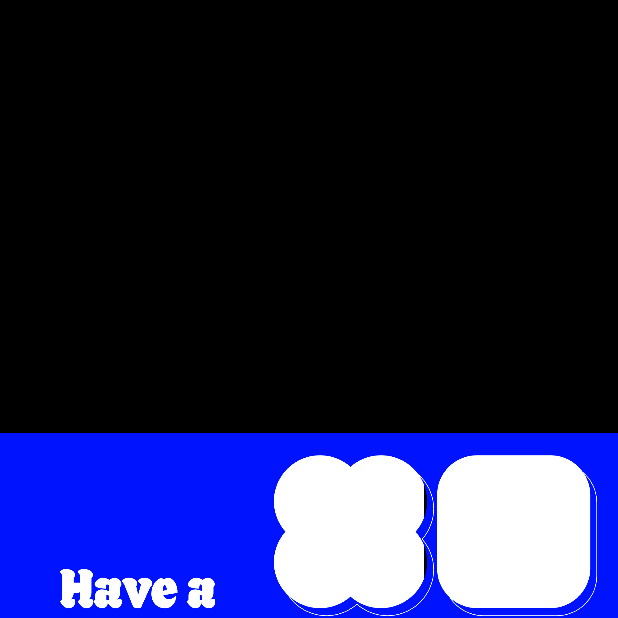
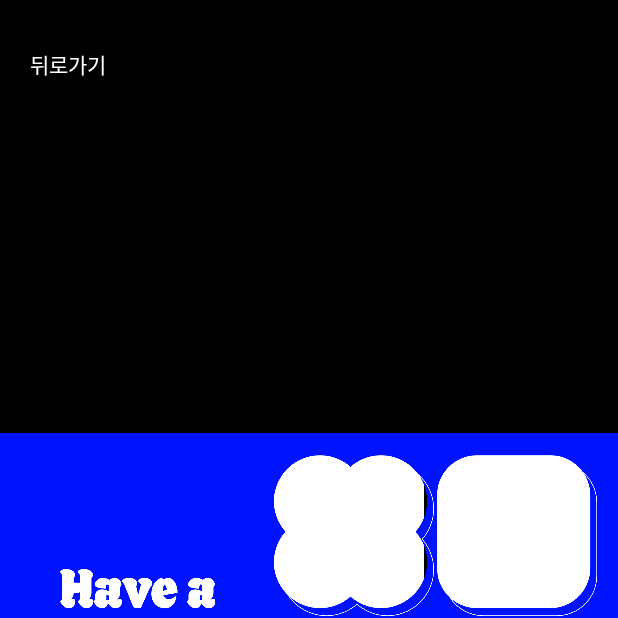
Before and after one commit to evyooo/Collectors, an Android app: the ImageEditActivity screen opened directly, with no data from a screen before it, on a phone screen of 412 x 824 dp, the top half of it. Run offline under Robolectric (Android 15) with nearby library versions, the phone set to English and light mode, and no system bars; our stand-ins replace data binding; libraries missing offline, so code that uses them is left out: jp.wasabeef.glide; pictures from the network do not load.

Commit message:
refactor(edit): viewModel 생성

```diff
--- a/app/src/main/AndroidManifest.xml
+++ b/app/src/main/AndroidManifest.xml
@@ -7,6 +7,7 @@
     <uses-permission android:name="android.permission.READ_EXTERNAL_STORAGE" />
 
     <application
+        android:name=".injection.App"
         android:allowBackup="true"
         android:icon="@mipmap/ic_launcher"
         android:label="@string/app_name"
--- /dev/null
+++ b/app/src/main/java/com/yoo/collectors/EditRemoteDataSource.kt
@@ -0,0 +1,4 @@
+package com.yoo.collectors
+
+class EditRemoteDataSource() {
+}
--- a/app/src/main/java/com/yoo/collectors/injection/Module.kt
+++ b/app/src/main/java/com/yoo/collectors/injection/Module.kt
@@ -1,4 +1,13 @@
 package com.yoo.collectors.injection
 
-class Module {
+import com.yoo.collectors.EditRemoteDataSource
+import com.yoo.collectors.model.EditRepository
+import com.yoo.collectors.viewmodel.EditViewModel
+import org.koin.androidx.viewmodel.dsl.viewModel
+import org.koin.dsl.module
+
+val viewModelModule = module {
+    single { EditRemoteDataSource() }
+    single { EditRepository(get()) }
+    viewModel { EditViewModel(get()) }
 }
--- /dev/null
+++ b/app/src/main/java/com/yoo/collectors/model/EditRepository.kt
@@ -0,0 +1,8 @@
+package com.yoo.collectors.model
+
+import com.yoo.collectors.EditRemoteDataSource
+
+class EditRepository(
+    private val editRemoteDataSource: EditRemoteDataSource
+) {
+}
--- /dev/null
+++ b/app/src/main/java/com/yoo/collectors/viewmodel/EditViewModel.kt
@@ -0,0 +1,25 @@
+package com.yoo.collectors.viewmodel
+
+import android.util.Log
+import android.widget.Toast
+import androidx.lifecycle.LiveData
+import androidx.lifecycle.MutableLiveData
+import androidx.lifecycle.ViewModel
+import com.yoo.collectors.Event
+import com.yoo.collectors.model.EditRepository
+
+class EditViewModel(private val repository: EditRepository): ViewModel() {
+
+    private val _closeEvent = MutableLiveData<Event<Unit>>()
+    val closeEvent: LiveData<Event<Unit>> = _closeEvent
+
+    fun onBtnExitClick() {
+        Log.d("click", "click")
+        _closeEvent.value = Event(Unit)
+    }
+
+    fun test() {
+        Log.d("click", "click")
+    }
+
+}
--- a/app/src/main/res/layout/activity_image_edit.xml
+++ b/app/src/main/res/layout/activity_image_edit.xml
@@ -4,6 +4,12 @@
     xmlns:app="http://schemas.android.com/apk/res-auto"
     xmlns:tools="http://schemas.android.com/tools"
     tools:context=".ImageEditActivity">
+
+    <data>
+        <variable
+            name="viewModel"
+            type="com.yoo.collectors.viewmodel.EditViewModel" />
+    </data>
 
     <androidx.constraintlayout.widget.ConstraintLayout
         android:layout_width="match_parent"
@@ -63,6 +69,18 @@
             app:layout_constraintTop_toTopOf="parent"
             app:srcCompat="@drawable/back_1" />
 
+        <TextView
+            android:id="@+id/back_tv_edit"
+            android:layout_width="wrap_content"
+            android:layout_height="wrap_content"
+            android:layout_marginStart="20dp"
+            android:layout_marginTop="32dp"
+            android:onClick="@{() -> viewModel.onBtnExitClick()}"
+            android:text="@string/button_back"
+            android:textColor="@android:color/white"
+            app:layout_constraintStart_toStartOf="parent"
+            app:layout_constraintTop_toTopOf="parent" />
+
     </androidx.constraintlayout.widget.ConstraintLayout>
 
 </layout>
--- a/app/src/main/res/values/strings.xml
+++ b/app/src/main/res/values/strings.xml
@@ -4,6 +4,8 @@
     <string name="menu_gallery">갤러리</string>
     <string name="menu_star">찜하기</string>
 
+    <string name="button_back">뒤로가기</string>
+
     <string name="select_camera">사진찍기</string>
     <string name="select_gallery">갤러리에서\n가져오기</string>
 </resources>
```
Also changed, not shown: app/src/main/java/com/yoo/collectors/Event.kt (added, +44 -0 lines), app/src/main/java/com/yoo/collectors/ImageEditActivity.kt (+38 -22 lines), app/src/main/java/com/yoo/collectors/SingleLiveData.kt (added, +46 -0 lines), app/src/main/java/com/yoo/collectors/injection/App.kt (+14 -1 lines).
